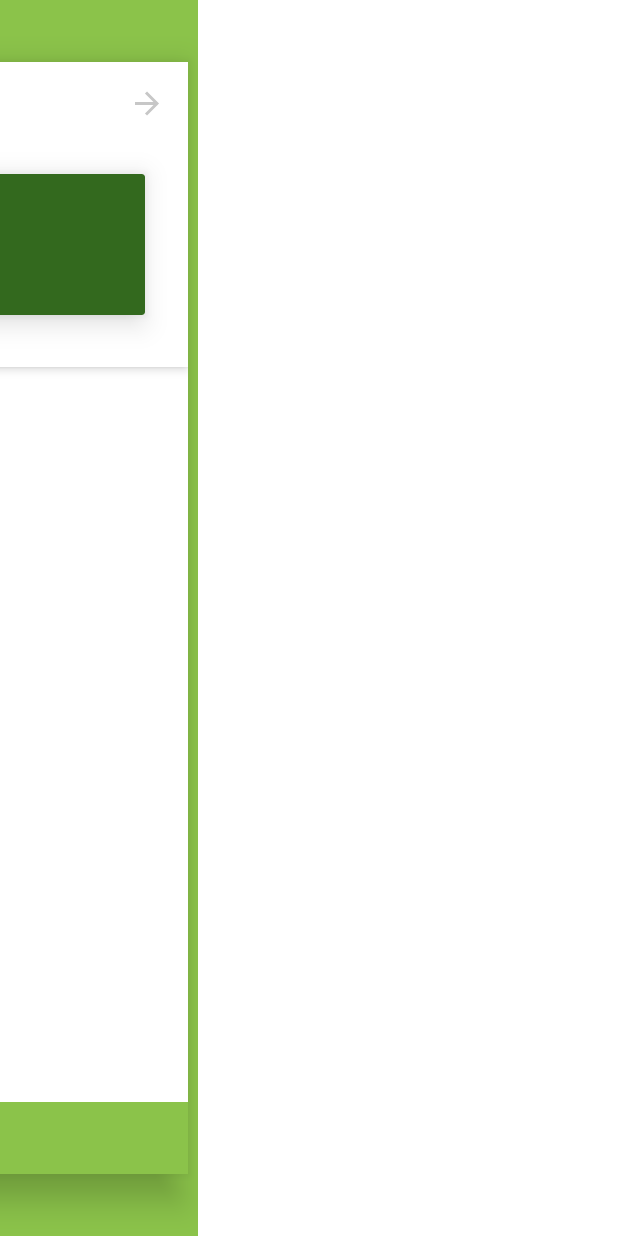
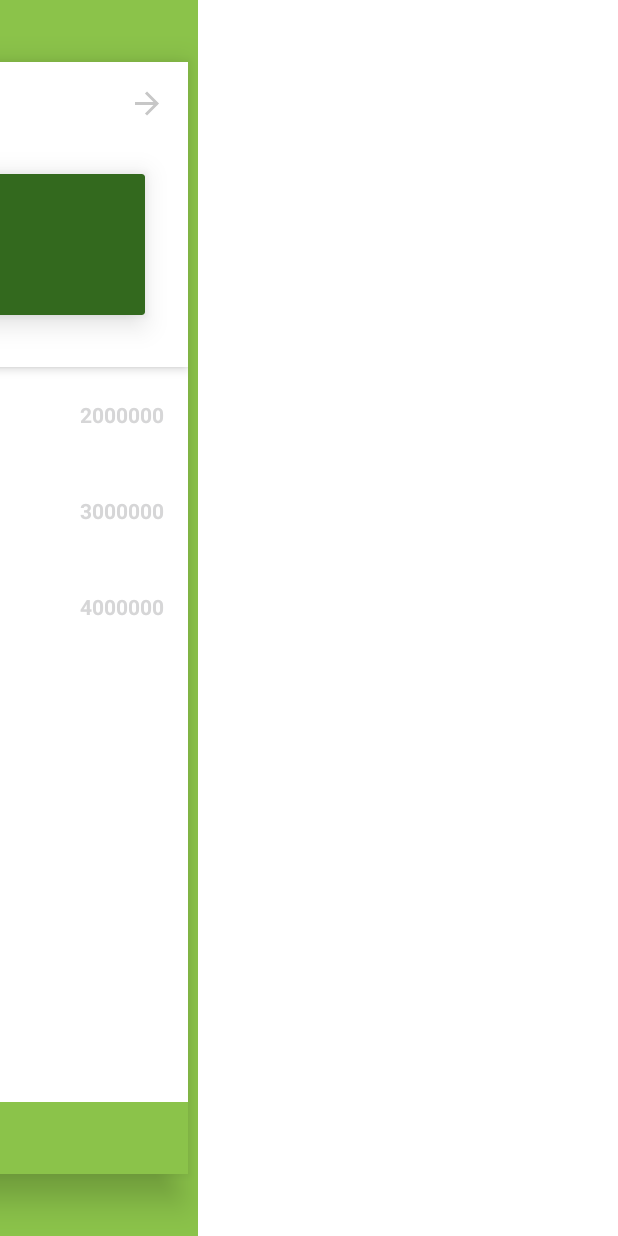
Before and after one commit to rezkyauliapratama/bamms-project, an Android app: the screen it shows after launch (MainActivity), with the side drawer open, on a phone screen of 412 x 824 dp. Run offline under Robolectric (Android 15) with nearby library versions, the phone set to English and light mode, and no system bars; our stand-ins replace Dagger/Hilt's generated code, RxJava, Timber, data binding; libraries missing offline, so code that uses them is left out: com.app.infideap, com.securepreferences, org.greenrobot.greendao; plain views replace ATextView; pictures from the network do not load; 11 statements that could not run were skipped.

Commit message:
- Add fragment for cardlist

```diff
--- a/app/src/main/AndroidManifest.xml
+++ b/app/src/main/AndroidManifest.xml
@@ -10,7 +10,7 @@
         android:roundIcon="@mipmap/ic_launcher_round"
         android:supportsRtl="true"
         android:theme="@style/AppTheme.NoActionBar">
-        <activity android:name=".MainActivity">
+        <activity android:name=".ui.MainActivity">
             <intent-filter>
                 <action android:name="android.intent.action.MAIN" />
 
--- a/app/src/main/java/rezkyaulia/com/bamms_project/MainViewModel.java
+++ /dev/null
@@ -1,31 +0,0 @@
-package rezkyaulia.com.bamms_project;
-
-import android.databinding.ObservableField;
-
-import javax.inject.Inject;
-
-import rezkyaulia.com.bamms_project.base.BaseViewModel;
-import rezkyaulia.com.bamms_project.data.database.DatabaseManager;
-import rezkyaulia.com.bamms_project.data.network.NetworkManager;
-
-/**
- * Created by Rezky Aulia Pratama on 7/8/18.
- */
-public class MainViewModel extends BaseViewModel {
-
-    NetworkManager mNetworkManager;
-
-    private final ObservableField<String> bindResult = new ObservableField<>();
-    private DatabaseManager mDatabaseManager;
-
-    @Inject
-    public MainViewModel(DatabaseManager databaseManager) {
-
-        mDatabaseManager = databaseManager;
-    }
-
-    public ObservableField<String> getBindResult() {
-        return bindResult;
-    }
-
-}
--- a/app/src/main/java/rezkyaulia/com/bamms_project/base/BaseFragment.java
+++ b/app/src/main/java/rezkyaulia/com/bamms_project/base/BaseFragment.java
@@ -11,6 +11,8 @@ import android.support.v4.app.Fragment;
 import android.view.LayoutInflater;
 import android.view.View;
 import android.view.ViewGroup;
+
+import java.util.Objects;
 
 import javax.inject.Inject;
 
@@ -75,7 +77,7 @@ public abstract class BaseFragment<T extends ViewDataBinding, V extends BaseView
         if (mActivityComponent == null) {
             mActivityComponent = DaggerActivityComponent.builder()
                     .activityModule(new ActivityModule(getActivity()))
-                    .applicationComponent(BaseApplication.get(getContext()).getApplicationComponent())
+                    .applicationComponent(BaseApplication.get(Objects.requireNonNull(getContext())).getApplicationComponent())
                     .build();
         }
         return mActivityComponent;
--- /dev/null
+++ b/app/src/main/java/rezkyaulia/com/bamms_project/data/DummyData.java
@@ -0,0 +1,29 @@
+package rezkyaulia.com.bamms_project.data;
+
+import java.util.ArrayList;
+import java.util.List;
+
+import rezkyaulia.com.bamms_project.data.database.entity.BankAccountTbl;
+import rezkyaulia.com.bamms_project.data.database.entity.TransactionTbl;
+
+public class DummyData {
+
+    List<BankAccountTbl> bankAccountTbls = new ArrayList<>();
+    List<TransactionTbl> transactionTbls = new ArrayList<>();
+
+    public DummyData() {
+        bankAccountTbls.add(new BankAccountTbl(1L,1L,1001L,"9012129101",2000000,""));
+        bankAccountTbls.add(new BankAccountTbl(2L,1L,1001L,"9012129102",3000000,""));
+        bankAccountTbls.add(new BankAccountTbl(3L,1L,1001L,"9012129104",4000000,""));
+
+        transactionTbls.add(new TransactionTbl(1L,1L,1L,1003L,"08-01-2018t02:00","tokopedia",2000));
+    }
+
+    public List<BankAccountTbl> getAccounts(){
+       return bankAccountTbls;
+    }
+
+    public List<TransactionTbl> getTransactions() {
+        return transactionTbls;
+    }
+}
--- a/app/src/main/java/rezkyaulia/com/bamms_project/data/database/entity/BankAccountTbl.java
+++ b/app/src/main/java/rezkyaulia/com/bamms_project/data/database/entity/BankAccountTbl.java
@@ -38,7 +38,7 @@ public class BankAccountTbl {
 
     @Property(nameInDb = "AccountBalance")
     @SerializedName("account_balance")
-    private String accountBalance;
+    private int accountBalance;
 
 
     @Property(nameInDb = "Description")
@@ -58,9 +58,9 @@ private transient DaoSession daoSession;
 @Generated(hash = 261602099)
 private transient BankAccountTblDao myDao;
 
-@Generated(hash = 277947082)
+@Generated(hash = 316185379)
 public BankAccountTbl(Long accountId, Long userId, Long type,
-        String acountNumber, String accountBalance, String description) {
+        String acountNumber, int accountBalance, String description) {
     this.accountId = accountId;
     this.userId = userId;
     this.type = type;
@@ -105,11 +105,11 @@ public void setAcountNumber(String acountNumber) {
     this.acountNumber = acountNumber;
 }
 
-public String getAccountBalance() {
+public int getAccountBalance() {
     return this.accountBalance;
 }
 
-public void setAccountBalance(String accountBalance) {
+public void setAccountBalance(int accountBalance) {
     this.accountBalance = accountBalance;
 }
 
--- a/app/src/main/java/rezkyaulia/com/bamms_project/data/database/entity/TransactionTbl.java
+++ b/app/src/main/java/rezkyaulia/com/bamms_project/data/database/entity/TransactionTbl.java
@@ -11,6 +11,8 @@ import org.greenrobot.greendao.annotation.ToMany;
 
 import java.util.List;
 import org.greenrobot.greendao.annotation.Generated;
+import org.greenrobot.greendao.annotation.ToOne;
+import org.greenrobot.greendao.DaoException;
 
 @Entity(nameInDb = "TransactionTbl", indexes = {
         @Index(value = "_id", unique = true)
@@ -34,17 +36,42 @@ public class TransactionTbl {
     @SerializedName("type")
     private Long type;
 
+
+    @Property(nameInDb = "TransactionDate")
+    @SerializedName("date")
+    private String date;
+
+    @Property(nameInDb = "TransactionName")
+    @SerializedName("name")
+    private String name;
+
     @Property(nameInDb = "TransactionAmount")
     @SerializedName("amount")
     private int amount;
 
-@Generated(hash = 2081418470)
+    @ToOne(joinProperty = "accountId")
+    @SerializedName("account")
+    private BankAccountTbl bankAccountTbl;
+
+
+/** Used to resolve relations */
+@Generated(hash = 2040040024)
+private transient DaoSession daoSession;
+
+
+/** Used for active entity operations. */
+@Generated(hash = 1916896218)
+private transient TransactionTblDao myDao;
+
+@Generated(hash = 1918855040)
 public TransactionTbl(Long _id, Long transactionId, Long accountId, Long type,
-        int amount) {
+        String date, String name, int amount) {
     this._id = _id;
     this.transactionId = transactionId;
     this.accountId = accountId;
     this.type = type;
+    this.date = date;
+    this.name = name;
     this.amount = amount;
 }
 
@@ -84,6 +111,22 @@ public void setType(Long type) {
     this.type = type;
 }
 
+public String getDate() {
+    return this.date;
+}
+
+public void setDate(String date) {
+    this.date = date;
+}
+
+public String getName() {
+    return this.name;
+}
+
+public void setName(String name) {
+    this.name = name;
+}
+
 public int getAmount() {
     return this.amount;
 }
@@ -92,6 +135,82 @@ public void setAmount(int amount) {
     this.amount = amount;
 }
 
+@Generated(hash = 1656072366)
+private transient Long bankAccountTbl__resolvedKey;
+
+/** To-one relationship, resolved on first access. */
+@Generated(hash = 1803676389)
+public BankAccountTbl getBankAccountTbl() {
+    Long __key = this.accountId;
+    if (bankAccountTbl__resolvedKey == null
+            || !bankAccountTbl__resolvedKey.equals(__key)) {
+        final DaoSession daoSession = this.daoSession;
+        if (daoSession == null) {
+            throw new DaoException("Entity is detached from DAO context");
+        }
+        BankAccountTblDao targetDao = daoSession.getBankAccountTblDao();
+        BankAccountTbl bankAccountTblNew = targetDao.load(__key);
+        synchronized (this) {
+            bankAccountTbl = bankAccountTblNew;
+            bankAccountTbl__resolvedKey = __key;
+        }
+    }
+    return bankAccountTbl;
+}
+
+/** called by internal mechanisms, do not call yourself. */
+@Generated(hash = 1445758965)
+public void setBankAccountTbl(BankAccountTbl bankAccountTbl) {
+    synchronized (this) {
+        this.bankAccountTbl = bankAccountTbl;
+        accountId = bankAccountTbl == null ? null
+                : bankAccountTbl.getAccountId();
+        bankAccountTbl__resolvedKey = accountId;
+    }
+}
+
+/**
+ * Convenient call for {@link org.greenrobot.greendao.AbstractDao#delete(Object)}.
+ * Entity must attached to an entity context.
+ */
+@Generated(hash = 128553479)
+public void delete() {
+    if (myDao == null) {
+        throw new DaoException("Entity is detached from DAO context");
+    }
+    myDao.delete(this);
+}
+
+/**
+ * Convenient call for {@link org.greenrobot.greendao.AbstractDao#refresh(Object)}.
+ * Entity must attached to an entity context.
+ */
+@Generated(hash = 1942392019)
+public void refresh() {
+    if (myDao == null) {
+        throw new DaoException("Entity is detached from DAO context");
+    }
+    myDao.refresh(this);
+}
+
+/**
+ * Convenient call for {@link org.greenrobot.greendao.AbstractDao#update(Object)}.
+ * Entity must attached to an entity context.
+ */
+@Generated(hash = 713229351)
+public void update() {
+    if (myDao == null) {
+        throw new DaoException("Entity is detached from DAO context");
+    }
+    myDao.update(this);
+}
+
+/** called by internal mechanisms, do not call yourself. */
+@Generated(hash = 231064454)
+public void __setDaoSession(DaoSession daoSession) {
+    this.daoSession = daoSession;
+    myDao = daoSession != null ? daoSession.getTransactionTblDao() : null;
+}
 
 
 }
--- a/app/src/main/java/rezkyaulia/com/bamms_project/di/activity/ActivityComponent.java
+++ b/app/src/main/java/rezkyaulia/com/bamms_project/di/activity/ActivityComponent.java
@@ -1,8 +1,8 @@
 package rezkyaulia.com.bamms_project.di.activity;
 
 import dagger.Component;
-import rezkyaulia.com.bamms_project.MainActivity;
-import rezkyaulia.com.bamms_project.di.application.ApplicationComponent;
+import rezkyaulia.com.bamms_project.ui.MainActivity;
+import rezkyaulia.com.bamms_project.di.application.ApplicationComponent;import rezkyaulia.com.bamms_project.ui.main.fragment.ListCardFragment;
 
 /**
  * Created by Rezky Aulia Pratama on 12/5/18.
@@ -16,4 +16,5 @@ public interface ActivityComponent {
     //activity
     void inject(MainActivity mainActivity);
 
+    void inject(ListCardFragment listCardFragment);
 }
--- a/app/src/main/java/rezkyaulia/com/bamms_project/di/viewmodel/ViewModelModule.java
+++ b/app/src/main/java/rezkyaulia/com/bamms_project/di/viewmodel/ViewModelModule.java
@@ -5,7 +5,7 @@ import android.arch.lifecycle.ViewModel;
 import dagger.Binds;
 import dagger.Module;
 import dagger.multibindings.IntoMap;
-import rezkyaulia.com.bamms_project.MainViewModel;
+import rezkyaulia.com.bamms_project.ui.MainViewModel;
 
 /**
  * Created by Rezky Aulia Pratama on 5/6/18.
--- a/app/src/main/java/rezkyaulia/com/bamms_project/MainActivity.java
+++ b/app/src/main/java/rezkyaulia/com/bamms_project/ui/MainActivity.java
@@ -1,4 +1,4 @@
-package rezkyaulia.com.bamms_project;
+package rezkyaulia.com.bamms_project.ui;
 
 import android.arch.lifecycle.ViewModelProviders;
 import android.graphics.Color;
@@ -9,16 +9,14 @@ import android.support.design.widget.TabLayout;
 import android.support.v4.app.Fragment;
 import android.support.v4.app.FragmentManager;
 import android.support.v4.app.FragmentStatePagerAdapter;
+import android.support.v4.app.ListFragment;
 import android.support.v4.content.ContextCompat;
 import android.support.v4.view.ViewCompat;
-import android.support.v4.widget.DrawerLayout;
-import android.support.v7.app.AppCompatActivity;
 import android.os.Bundle;
 import android.view.Gravity;
 import android.view.MenuItem;
 import android.view.View;
 import android.view.ViewGroup;
-import android.view.animation.AccelerateInterpolator;
 import android.widget.LinearLayout;
 
 import com.app.infideap.stylishwidget.view.ATextView;
@@ -26,10 +24,11 @@ import com.app.infideap.stylishwidget.view.ATextView;
 import java.util.ArrayList;
 import java.util.List;
 
+import rezkyaulia.com.bamms_project.BR;
+import rezkyaulia.com.bamms_project.R;
 import rezkyaulia.com.bamms_project.base.BaseActivity;
-import rezkyaulia.com.bamms_project.base.BaseFragment;
 import rezkyaulia.com.bamms_project.databinding.ActivityMainBinding;
-import rezkyaulia.com.bamms_project.di.viewmodel.ViewModelFactory;
+import rezkyaulia.com.bamms_project.ui.main.fragment.ListCardFragment;
 import rezkyaulia.com.bamms_project.view.EndDrawerToggle;
 import timber.log.Timber;
 
@@ -65,6 +64,7 @@ public class MainActivity extends BaseActivity<ActivityMainBinding,MainViewModel
     protected void onCreate(Bundle savedInstanceState) {
         super.onCreate(savedInstanceState);
 
+
         fragments = new ArrayList<>();
         fragment = new Fragment();
 
@@ -72,6 +72,8 @@ public class MainActivity extends BaseActivity<ActivityMainBinding,MainViewModel
 
         initViewPager();
         initTab();
+
+
 
     }
 
@@ -192,7 +194,7 @@ public class MainActivity extends BaseActivity<ActivityMainBinding,MainViewModel
 
     private void initViewPager() {
         Timber.e("INITVIEWPAGER");
-        fragments.add(new Fragment());
+        fragments.add(ListCardFragment.newInstance(null));
         fragments.add(new Fragment());
 
         fragment = fragments.get(0);
--- /dev/null
+++ b/app/src/main/java/rezkyaulia/com/bamms_project/ui/MainViewModel.java
@@ -0,0 +1,53 @@
+package rezkyaulia.com.bamms_project.ui;
+
+import android.arch.lifecycle.MutableLiveData;
+import android.databinding.ObservableField;
+
+import java.util.List;
+
+import javax.inject.Inject;
+
+import rezkyaulia.com.bamms_project.base.BaseViewModel;
+import rezkyaulia.com.bamms_project.data.DummyData;
+import rezkyaulia.com.bamms_project.data.database.DatabaseManager;
+import rezkyaulia.com.bamms_project.data.database.entity.BankAccountTbl;
+import rezkyaulia.com.bamms_project.data.database.entity.TransactionTbl;
+import rezkyaulia.com.bamms_project.data.network.NetworkManager;
+import timber.log.Timber;
+
+/**
+ * Created by Rezky Aulia Pratama on 7/8/18.
+ */
+public class MainViewModel extends BaseViewModel {
+
+    NetworkManager mNetworkManager;
+    private DatabaseManager mDatabaseManager;
+
+    private MutableLiveData<List<BankAccountTbl>> bankAccountsLD= new MutableLiveData<>();
+    private MutableLiveData<List<TransactionTbl>> transactionsLD= new MutableLiveData<>();
+
+
+    @Inject
+    public MainViewModel(DatabaseManager databaseManager, NetworkManager networkManager) {
+
+        mDatabaseManager = databaseManager;
+        this.mNetworkManager = networkManager;
+        initialize();
+    }
+
+
+    public MutableLiveData<List<BankAccountTbl>> getBankAccountsLD() {
+        return bankAccountsLD;
+    }
+
+    public MutableLiveData<List<TransactionTbl>> getTransactionsLD() {
+        return transactionsLD;
+    }
+
+    void initialize(){
+        Timber.e("initialize");
+        DummyData dummyData = new DummyData();
+        bankAccountsLD.setValue(dummyData.getAccounts());
+        transactionsLD.setValue(dummyData.getTransactions());
+    }
+}
--- /dev/null
+++ b/app/src/main/java/rezkyaulia/com/bamms_project/ui/main/adapter/RvCardAdapter.java
@@ -0,0 +1,73 @@
+package rezkyaulia.com.bamms_project.ui.main.adapter;
+
+import android.arch.lifecycle.LifecycleOwner;
+import android.arch.lifecycle.Observer;
+import android.support.annotation.NonNull;
+import android.support.annotation.Nullable;
+import android.support.v7.widget.RecyclerView;
+import android.view.LayoutInflater;
+import android.view.View;
+import android.view.ViewGroup;
+
+import com.google.gson.Gson;
+
+import java.util.ArrayList;
+import java.util.List;
+
+import rezkyaulia.com.bamms_project.R;
+import rezkyaulia.com.bamms_project.data.database.entity.BankAccountTbl;
+import rezkyaulia.com.bamms_project.databinding.ListItemCardBinding;
+import rezkyaulia.com.bamms_project.ui.MainViewModel;
+import timber.log.Timber;
+
+public class RvCardAdapter extends RecyclerView.Adapter<RvCardAdapter.ViewHolder> {
+
+
+    private MainViewModel viewModel;
+    private List<BankAccountTbl> list = new ArrayList<>();
+
+    public RvCardAdapter(MainViewModel viewModel, LifecycleOwner lifecycleOwner) {
+        this.viewModel = viewModel;
+        this.viewModel.getBankAccountsLD().observe(lifecycleOwner, new Observer<List<BankAccountTbl>>() {
+            @Override
+            public void onChanged(@Nullable List<BankAccountTbl> bankAccountTbls) {
+                Timber.e("list adapter : "+new Gson().toJson(bankAccountTbls));
+                list.clear();
+                list.addAll(bankAccountTbls);
+                notifyDataSetChanged();
+            }
+        });
+    }
+
+    @NonNull
+    @Override
+    public RvCardAdapter.ViewHolder onCreateViewHolder(@NonNull ViewGroup parent, int viewType) {
+        View view = LayoutInflater.from(parent.getContext())
+                .inflate(R.layout.list_item_card, parent, false);
+        return new ViewHolder(view);    }
+
+    @Override
+    public void onBindViewHolder(@NonNull RvCardAdapter.ViewHolder holder, int position) {
+        holder.bind(list.get(position));
+    }
+
+    @Override
+    public int getItemCount() {
+        return list.size();
+    }
+
+    public class ViewHolder extends RecyclerView.ViewHolder{
+        ListItemCardBinding binding;
+        public ViewHolder(View itemView) {
+            super(itemView);
+            binding = ListItemCardBinding.bind(itemView);
+        }
+
+        public void bind(BankAccountTbl bankAccountTbl) {
+            binding.ivIcon.setImageResource(R.drawable.ic_mastercard);
+            binding.tvCardName.setText(bankAccountTbl.getAcountNumber());
+            binding.tvCardStaths.setText("Active");
+            binding.tvBalance.setText(bankAccountTbl.getAccountBalance()+"");
+        }
+    }
+}
--- /dev/null
+++ b/app/src/main/java/rezkyaulia/com/bamms_project/ui/main/fragment/ListCardFragment.java
@@ -0,0 +1,64 @@
+package rezkyaulia.com.bamms_project.ui.main.fragment;
+
+import android.arch.lifecycle.ViewModelProviders;
+import android.os.Bundle;
+import android.support.annotation.NonNull;
+import android.support.v4.app.Fragment;
+import android.support.v7.widget.LinearLayoutManager;
+import android.view.View;
+
+import java.util.Objects;
+
+import rezkyaulia.com.bamms_project.BR;
+import rezkyaulia.com.bamms_project.R;
+import rezkyaulia.com.bamms_project.base.BaseFragment;
+import rezkyaulia.com.bamms_project.databinding.FragmentCardBinding;
+import rezkyaulia.com.bamms_project.ui.MainViewModel;
+import rezkyaulia.com.bamms_project.ui.main.adapter.RvCardAdapter;
+
+public class ListCardFragment extends BaseFragment<FragmentCardBinding,MainViewModel> {
+    @Override
+    public int getLayoutId() {
+        return R.layout.fragment_card;
+    }
+
+    @Override
+    public MainViewModel getViewModel() {
+        return ViewModelProviders.of(Objects.requireNonNull(getActivity()), getViewModelFactory()).get(MainViewModel.class);
+    }
+
+    @Override
+    public int getBindingVariable() {
+        return  BR.viewModel;
+    }
+
+    @Override
+    public void inject() {
+        getActivityComponent().inject(this);
+    }
+
+
+    public static Fragment newInstance(String[] values) {
+        ListCardFragment fragment = new ListCardFragment();
+        if (values != null){
+            Bundle args = new Bundle();
+            args.putStringArray(ARG1,values);
+            fragment.setArguments(args);
+        }
+        return fragment;
+    }
+    @Override
+    public void onViewCreated(@NonNull View view, Bundle savedInstanceState) {
+        super.onViewCreated(view, savedInstanceState);
+
+        initView();
+
+
+    }
+
+    private void initView() {
+        getBinding().rvCardList.setAdapter(new RvCardAdapter(getViewModel(),this));
+        getBinding().rvCardList.setLayoutManager(new LinearLayoutManager(getContext()));
+        getBinding().rvCardList.setVisibility(View.VISIBLE);
+    }
+}
--- a/app/src/main/res/layout/activity_main.xml
+++ b/app/src/main/res/layout/activity_main.xml
@@ -2,13 +2,13 @@
 <layout xmlns:android="http://schemas.android.com/apk/res/android"
     xmlns:app="http://schemas.android.com/apk/res-auto"
     xmlns:tools="http://schemas.android.com/tools"
-    tools:context=".MainActivity">
+    tools:context=".ui.MainActivity">
 
     <data>
         <import type="android.view.View" />
         <variable
             name="viewModel"
-            type="rezkyaulia.com.bamms_project.MainViewModel" />
+            type="rezkyaulia.com.bamms_project.ui.MainViewModel" />
 
     </data>
 
--- a/app/src/main/res/layout/fragment_card.xml
+++ b/app/src/main/res/layout/fragment_card.xml
@@ -1,13 +1,22 @@
 <?xml version="1.0" encoding="utf-8"?>
-<FrameLayout xmlns:android="http://schemas.android.com/apk/res/android"
-    android:layout_width="match_parent"
-    android:layout_height="match_parent"
+<layout xmlns:android="http://schemas.android.com/apk/res/android"
     xmlns:app="http://schemas.android.com/apk/res-auto"
     xmlns:tools="http://schemas.android.com/tools">
 
-    <android.support.v7.widget.RecyclerView
-        android:id="@+id/rv_cardList"
+    <data>
+        <import type="android.view.View" />
+        <variable
+            name="viewModel"
+            type="rezkyaulia.com.bamms_project.ui.MainViewModel" />
+    </data>
+
+    <FrameLayout
         android:layout_width="match_parent"
-        android:layout_height="match_parent"
-        tools:listitem = "@layout/list_item_card" />
-</FrameLayout>
+        android:layout_height="match_parent">
+
+        <android.support.v7.widget.RecyclerView
+            android:id="@+id/rv_cardList"
+            android:layout_width="match_parent"
+            android:layout_height="match_parent"/>
+    </FrameLayout>
+</layout>
--- a/app/src/main/res/layout/list_item_card.xml
+++ b/app/src/main/res/layout/list_item_card.xml
@@ -1,4 +1,5 @@
 <?xml version="1.0" encoding="utf-8"?>
+<layout>
     <LinearLayout xmlns:android="http://schemas.android.com/apk/res/android"
         android:orientation="horizontal" android:layout_width="match_parent"
         android:layout_height="wrap_content"
@@ -47,3 +48,4 @@
             android:layout_gravity="center_vertical"
             />
     </LinearLayout>
+</layout>
--- a/app/src/main/res/layout/list_item_transaction.xml
+++ b/app/src/main/res/layout/list_item_transaction.xml
@@ -1,4 +1,5 @@
 <?xml version="1.0" encoding="utf-8"?>
+<layout>
     <LinearLayout xmlns:android="http://schemas.android.com/apk/res/android"
         android:id="@+id/layout_background"
         android:orientation="horizontal" android:layout_width="match_parent"
@@ -55,3 +56,4 @@
 
 
     </LinearLayout>
+</layout>
```
Also changed, not shown: app/src/main/java/rezkyaulia/com/bamms_project/ui/main/adapter/RvTransactionAdapter.java (added, +58 -0 lines), app/src/main/java/rezkyaulia/com/bamms_project/util/ParameterConstant.java (+3 -9 lines), app/src/main/res/layout/fragment_transaction.xml (+9 -2 lines). Lines whose indentation alone changed are shown as unchanged.
